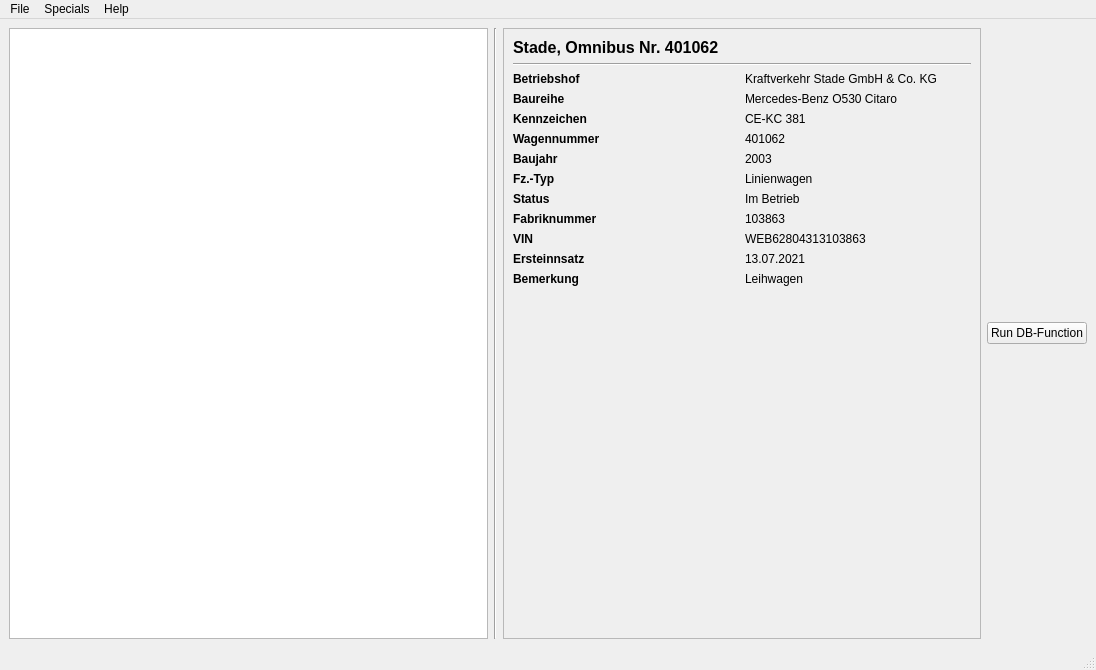
Before: the Qt Designer form OTModules/wvehiclelist.ui in pietr26/OMSI-Tools, drawn with Qt 5.
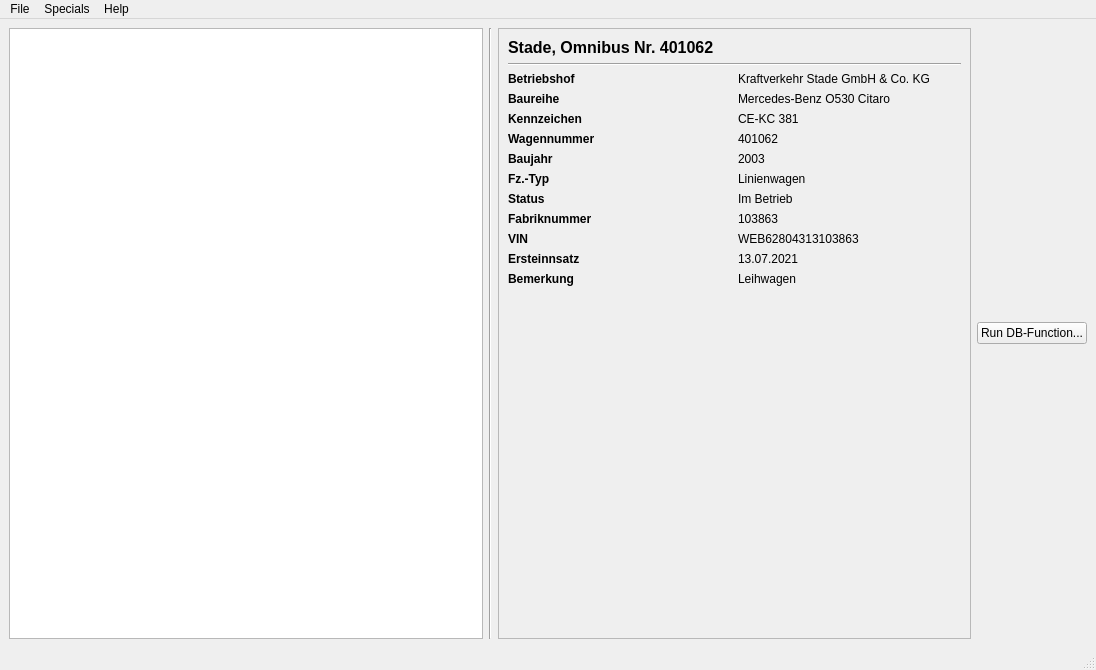
After: the same form once the commit is applied. Icons and pictures are not drawn.

Diff of the .ui file:
```diff
--- a/OTModules/wvehiclelist.ui
+++ b/OTModules/wvehiclelist.ui
@@ -58,7 +58,7 @@
         <rect>
          <x>0</x>
          <y>0</y>
-         <width>467</width>
+         <width>463</width>
          <height>607</height>
         </rect>
        </property>
@@ -394,7 +394,7 @@
        <string/>
       </property>
       <property name="text">
-       <string notr="true">Run DB-Function</string>
+       <string notr="true">Run DB-Function...</string>
       </property>
       <property name="icon">
        <iconset resource="../ressources.qrc">
```
Left out of the diff: 8 changed lines with no effect on the pictures.
